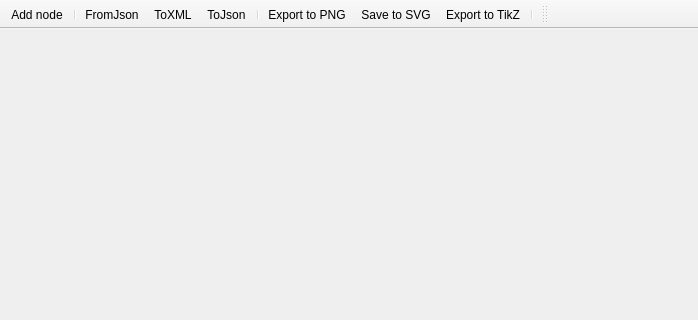
Before: the Qt Designer form src/app/mainwindow.ui in james-kennedy/boxology, drawn with Qt 5; both pictures show x 0 to 698 and y 0 to 320 of the 800 by 600 pixel window.
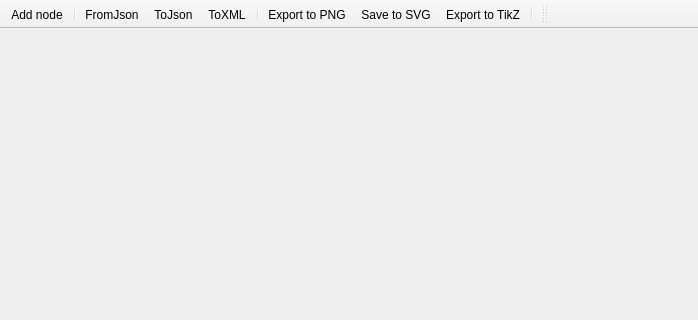
After: the same form once the commit is applied. Icons and pictures are not drawn.

```diff
--- a/src/app/mainwindow.ui
+++ b/src/app/mainwindow.ui
@@ -18,9 +18,15 @@
    <property name="windowTitle">
     <string>toolBar</string>
    </property>
+   <property name="autoFillBackground">
+    <bool>false</bool>
+   </property>
    <property name="movable">
     <bool>false</bool>
    </property>
+   <property name="toolButtonStyle">
+    <enum>Qt::ToolButtonTextUnderIcon</enum>
+   </property>
    <property name="floatable">
     <bool>false</bool>
    </property>
@@ -33,8 +39,8 @@
    <addaction name="actionAdd_node"/>
    <addaction name="separator"/>
    <addaction name="actionFromJson"/>
-   <addaction name="actionToXML"/>
    <addaction name="actionToJson"/>
+   <addaction name="actionToXML"/>
    <addaction name="separator"/>
    <addaction name="actionExport_to_PNG"/>
    <addaction name="actionSave_to_SVG"/>
```
Left out of the diff: 24 changed lines with no effect on the pictures.
